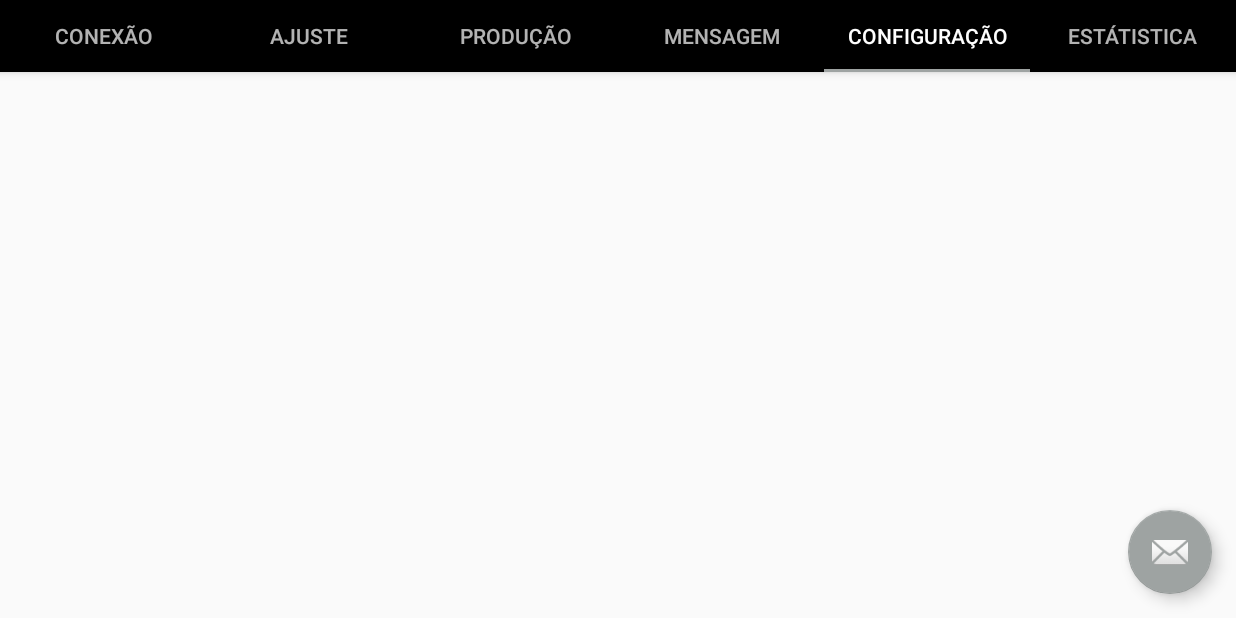
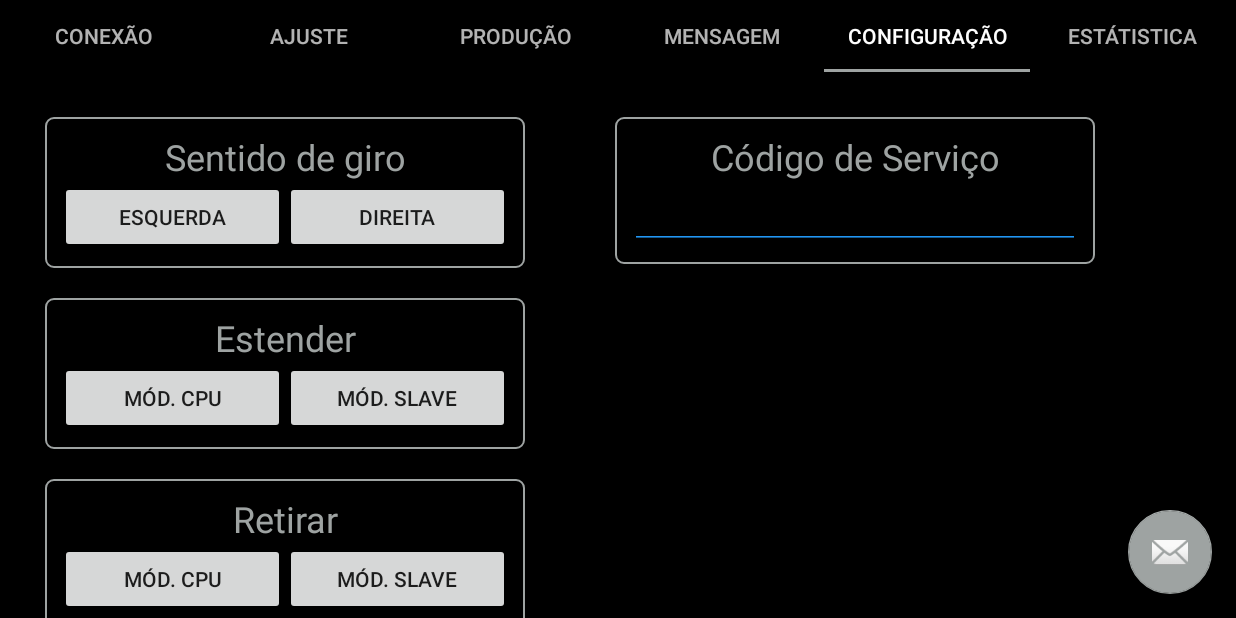
Before and after one commit to thomas-michels/iPrint, an Android app: the screen it shows after launch (MainActivity), tab 5 chosen, on a phone screen of 824 x 412 dp (held sideways). Run offline under Robolectric (Android 15) with nearby library versions, the phone set to English and light mode, and no system bars; 1 statement that could not run was skipped.

Commit message:
configuracao.xml 70%

```diff
--- a/app/src/main/java/com/example/ajuste/ui/main/PlaceholderFragment.java
+++ b/app/src/main/java/com/example/ajuste/ui/main/PlaceholderFragment.java
@@ -52,7 +52,24 @@ public class PlaceholderFragment extends Fragment {
 
         if (this.pageViewModel.getIndex() == 1) {
             root = inflater.inflate(R.layout.conexao, container, false);
-        } else {
+
+        } else if (this.pageViewModel.getIndex() == 2) {
+            root = inflater.inflate(R.layout.ajuste, container, false);
+
+        } else if (this.pageViewModel.getIndex() == 3) {
+            root = inflater.inflate(R.layout.producao, container, false);
+
+        } else if (this.pageViewModel.getIndex() == 4) {
+            root = inflater.inflate(R.layout.mensagem, container, false);
+
+        } else if (this.pageViewModel.getIndex() == 5) {
+            root = inflater.inflate(R.layout.configuracao, container, false);
+
+        } else if (this.pageViewModel.getIndex() == 6) {
+            root = inflater.inflate(R.layout.estatistica, container, false);
+        }
+
+        else {
             root = inflater.inflate(R.layout.fragment_main, container, false);
             final TextView textView = root.findViewById(R.id.section_label);
             pageViewModel.getText().observe(this, new Observer<String>() {
--- /dev/null
+++ b/app/src/main/res/drawable/borda.xml
@@ -0,0 +1,12 @@
+<?xml version="1.0" encoding="utf-8"?>
+<shape
+    xmlns:android="http://schemas.android.com/apk/res/android"
+    android:shape="rectangle" >
+    <stroke android:width="1dip" android:color="@color/colorAccent"/>
+    <corners
+        android:bottomRightRadius="5dp"
+        android:bottomLeftRadius="5dp"
+        android:topLeftRadius="5dp"
+        android:topRightRadius="5dp"/>
+
+</shape>
--- /dev/null
+++ b/app/src/main/res/layout/configuracao.xml
@@ -0,0 +1,210 @@
+<?xml version="1.0" encoding="utf-8"?>
+<androidx.constraintlayout.widget.ConstraintLayout xmlns:android="http://schemas.android.com/apk/res/android"
+    xmlns:app="http://schemas.android.com/apk/res-auto"
+    xmlns:tools="http://schemas.android.com/tools"
+    android:layout_width="match_parent"
+    android:layout_height="match_parent"
+    android:background="@color/colorPrimary">
+
+    <ScrollView
+        android:id="@+id/scroll"
+        android:layout_width="match_parent"
+        android:layout_height="match_parent"
+        tools:layout_editor_absoluteX="1dp"
+        tools:layout_editor_absoluteY="1dp">
+
+        <LinearLayout
+            android:id="@+id/geral"
+            android:layout_width="match_parent"
+            android:layout_height="wrap_content"
+            android:orientation="horizontal">
+
+            <LinearLayout
+                android:id="@+id/esquerda"
+                android:layout_width="wrap_content"
+                android:layout_height="wrap_content"
+                android:orientation="vertical"
+                android:padding="30dp">
+
+                <LinearLayout
+                    android:id="@+id/cima"
+                    android:layout_width="wrap_content"
+                    android:layout_height="match_parent"
+                    android:background="@drawable/borda"
+                    android:baselineAligned="false"
+                    android:orientation="horizontal"
+                    android:outlineProvider="bounds"
+                    android:padding="10dp">
+
+                    <LinearLayout
+                        android:id="@+id/sentido_giro"
+                        android:layout_width="wrap_content"
+                        android:layout_height="match_parent"
+                        android:clipToPadding="false"
+                        android:orientation="vertical">
+
+                        <TextView
+                            android:id="@+id/tv_sentido_giro"
+                            android:layout_width="300dp"
+                            android:layout_height="wrap_content"
+                            android:text="Sentido de giro"
+                            android:textAlignment="center"
+                            android:textColor="@color/colorAccent"
+                            android:textSize="24dp" />
+
+                        <LinearLayout
+                            android:id="@+id/botoes_giro"
+                            android:layout_width="wrap_content"
+                            android:layout_height="match_parent"
+                            android:orientation="horizontal">
+
+                            <Button
+                                android:id="@+id/btn_esquerda_girobtn_esquerda_giro"
+                                android:layout_width="150dp"
+                                android:layout_height="wrap_content"
+                                android:text="Esquerda" />
+
+                            <Button
+                                android:id="@+id/btn_direita_girobtn_direita_giro"
+                                android:layout_width="150dp"
+                                android:layout_height="wrap_content"
+                                android:text="Direita" />
+                        </LinearLayout>
+
+                    </LinearLayout>
+
+                </LinearLayout>
+
+                <Space
+                    android:layout_width="match_parent"
+                    android:layout_height="20dp" />
+
+                <LinearLayout
+                    android:id="@+id/estender"
+                    android:layout_width="wrap_content"
+                    android:layout_height="match_parent"
+                    android:background="@drawable/borda"
+                    android:orientation="vertical"
+                    android:padding="10dp">
+
+                    <TextView
+                        android:id="@+id/tv_estender"
+                        android:layout_width="300dp"
+                        android:layout_height="wrap_content"
+                        android:text="Estender"
+                        android:textAlignment="center"
+                        android:textColor="@color/colorAccent"
+                        android:textSize="24dp" />
+
+                    <LinearLayout
+                        android:layout_width="match_parent"
+                        android:layout_height="match_parent"
+                        android:orientation="horizontal">
+
+                        <Button
+                            android:id="@+id/btn_mod_cpu_estender"
+                            android:layout_width="150dp"
+                            android:layout_height="wrap_content"
+                            android:text="Mód. CPU" />
+
+                        <Button
+                            android:id="@+id/btn_mod_slave_estender"
+                            android:layout_width="150dp"
+                            android:layout_height="wrap_content"
+                            android:text="Mód. Slave" />
+                    </LinearLayout>
+
+                </LinearLayout>
+
+                <Space
+                    android:layout_width="match_parent"
+                    android:layout_height="20dp" />
+
+                <LinearLayout
+                    android:id="@+id/retirar"
+                    android:layout_width="wrap_content"
+                    android:layout_height="match_parent"
+                    android:background="@drawable/borda"
+                    android:orientation="vertical"
+                    android:padding="10dp">
+
+                    <TextView
+                        android:id="@+id/tv_retirar"
+                        android:layout_width="300dp"
+                        android:layout_height="wrap_content"
+                        android:text="Retirar"
+                        android:textAlignment="center"
+                        android:textColor="@color/colorAccent"
+                        android:textSize="24dp" />
+
+                    <LinearLayout
+                        android:layout_width="match_parent"
+                        android:layout_height="match_parent"
+                        android:orientation="horizontal">
+
+                        <Button
+                            android:id="@+id/btn_mod_cpu_retirar"
+                            android:layout_width="150dp"
+                            android:layout_height="wrap_content"
+                            android:text="Mód. CPU" />
+
+                        <Button
+                            android:id="@+id/btn_mod_slave_retirar"
+                            android:layout_width="150dp"
+                            android:layout_height="wrap_content"
+                            android:text="Mód. Slave" />
+                    </LinearLayout>
+
+                </LinearLayout>
+
+            </LinearLayout>
+
+            <LinearLayout
+                android:id="@+id/direita"
+                android:layout_width="wrap_content"
+                android:layout_height="wrap_content"
+                android:baselineAligned="false"
+                android:orientation="vertical"
+                android:padding="30dp"
+                android:textAlignment="center">
+
+                <LinearLayout
+                    android:id="@+id/cod_servico"
+                    android:layout_width="wrap_content"
+                    android:layout_height="match_parent"
+                    android:background="@drawable/borda"
+                    android:clipToPadding="false"
+                    android:orientation="vertical"
+                    android:padding="10dp"
+                    android:textAlignment="center">
+
+                    <TextView
+                        android:id="@+id/tv_cod_servico"
+                        android:layout_width="300dp"
+                        android:layout_height="match_parent"
+                        android:text="Código de Serviço"
+                        android:textAlignment="center"
+                        android:textColor="@color/colorAccent"
+                        android:textSize="24dp" />
+
+                    <EditText
+                        android:id="@+id/input_cod_servico"
+                        style="@style/Widget.AppCompat.EditText"
+                        android:layout_width="match_parent"
+                        android:layout_height="wrap_content"
+                        android:backgroundTint="#2196F3"
+                        android:ems="10"
+                        android:inputType="textPersonName"
+                        android:textColor="@color/colorAccent" />
+
+                </LinearLayout>
+
+                <Space
+                    android:layout_width="match_parent"
+                    android:layout_height="20dp" />
+            </LinearLayout>
+
+        </LinearLayout>
+    </ScrollView>
+
+</androidx.constraintlayout.widget.ConstraintLayout>
--- /dev/null
+++ b/app/src/main/res/layout/mensagem.xml
@@ -0,0 +1,6 @@
+<?xml version="1.0" encoding="utf-8"?>
+<androidx.constraintlayout.widget.ConstraintLayout
+    xmlns:android="http://schemas.android.com/apk/res/android" android:layout_width="match_parent"
+    android:layout_height="match_parent">
+
+</androidx.constraintlayout.widget.ConstraintLayout>
--- /dev/null
+++ b/app/src/main/res/layout/producao.xml
@@ -0,0 +1,6 @@
+<?xml version="1.0" encoding="utf-8"?>
+<androidx.constraintlayout.widget.ConstraintLayout
+    xmlns:android="http://schemas.android.com/apk/res/android" android:layout_width="match_parent"
+    android:layout_height="match_parent">
+
+</androidx.constraintlayout.widget.ConstraintLayout>
```
Also changed, not shown: app/src/main/res/layout/ajuste.xml (added, +7 -0 lines), app/src/main/res/layout/estatistica.xml (added, +255 -0 lines).
